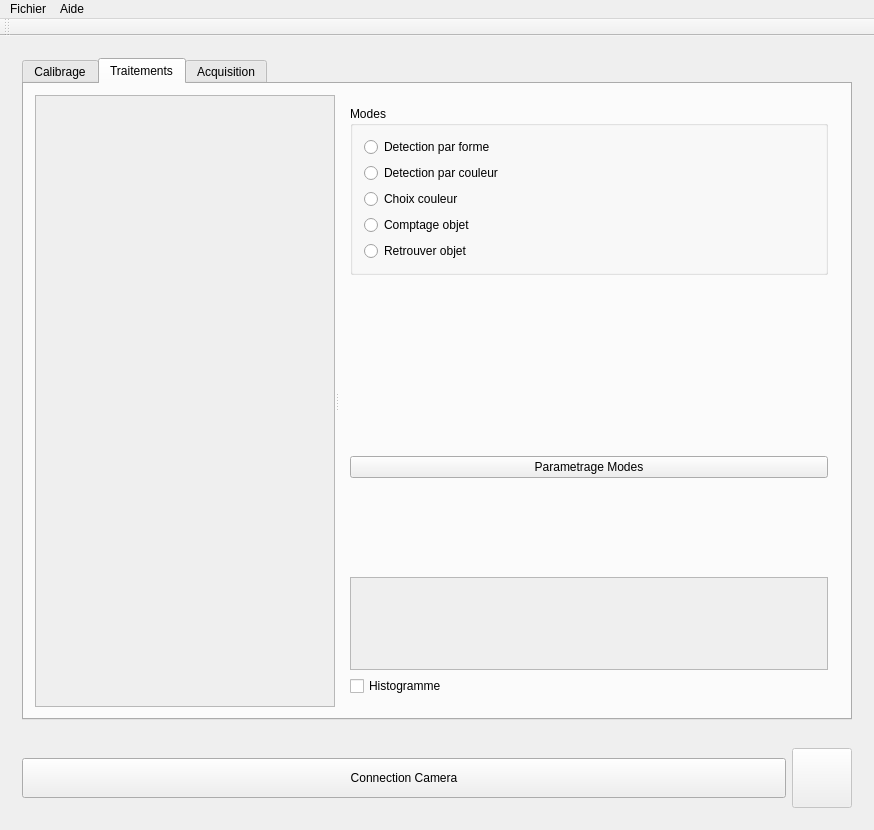
Qt form ProcessIm/mainwindow.ui (MartinSamouiller/ProjetVision) before a commit.
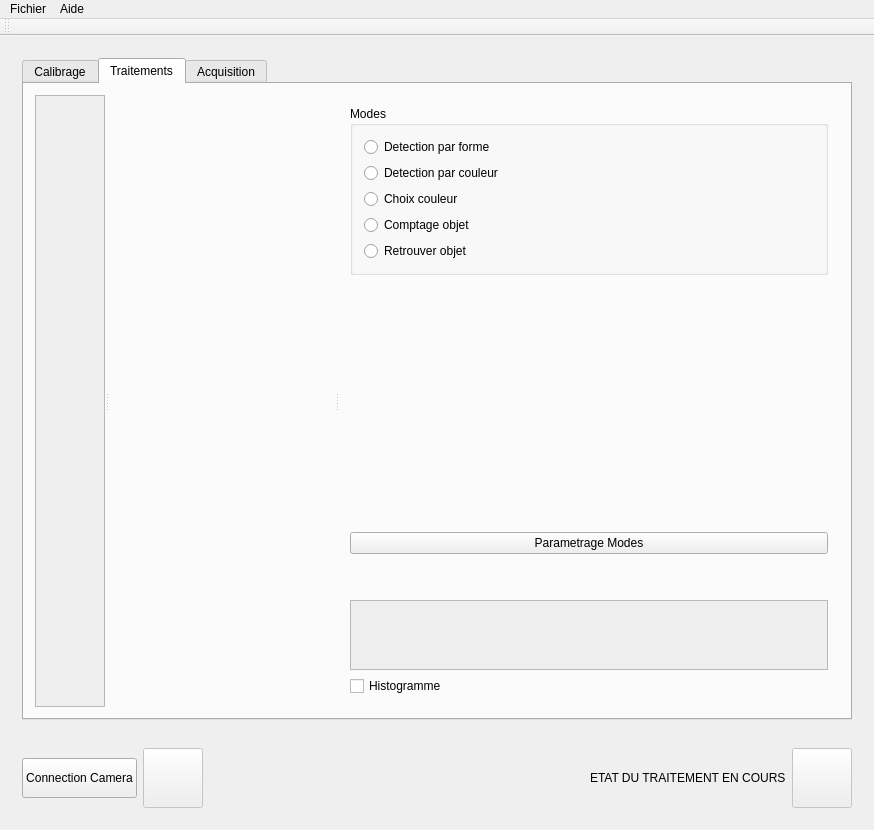
The same form after that commit.

```diff
--- a/ProcessIm/mainwindow.ui
+++ b/ProcessIm/mainwindow.ui
@@ -355,12 +355,15 @@
                 <rect>
                  <x>0</x>
                  <y>0</y>
-                 <width>307</width>
+                 <width>99</width>
                  <height>631</height>
                 </rect>
                </property>
               </widget>
              </widget>
+             <widget class="QWidget" name="horizontalLayoutWidget">
+              <layout class="QHBoxLayout" name="layout_res"/>
+             </widget>
              <widget class="QWidget" name="widget_2" native="true">
               <property name="maximumSize">
                <size>
@@ -437,11 +440,17 @@
                    </widget>
                   </item>
                   <item>
-                   <widget class="QLabel" name="label_nbObjet">
-                    <property name="text">
-                     <string/>
+                   <spacer name="verticalSpacer_6">
+                    <property name="orientation">
+                     <enum>Qt::Vertical</enum>
                     </property>
-                   </widget>
+                    <property name="sizeHint" stdset="0">
+                     <size>
+                      <width>20</width>
+                      <height>40</height>
+                     </size>
+                    </property>
+                   </spacer>
                   </item>
                   <item>
                    <widget class="QLabel" name="label_XY">
@@ -450,6 +459,46 @@
                     </property>
                    </widget>
                   </item>
+                  <item>
+                   <spacer name="verticalSpacer_7">
+                    <property name="orientation">
+                     <enum>Qt::Vertical</enum>
+                    </property>
+                    <property name="sizeHint" stdset="0">
+                     <size>
+                      <width>20</width>
+                      <height>40</height>
+                     </size>
+                    </property>
+                   </spacer>
+                  </item>
+                  <item>
+                   <widget class="QLabel" name="label_Label">
+                    <property name="text">
+                     <string/>
+                    </property>
+                   </widget>
+                  </item>
+                  <item>
+                   <spacer name="verticalSpacer_8">
+                    <property name="orientation">
+                     <enum>Qt::Vertical</enum>
+                    </property>
+                    <property name="sizeHint" stdset="0">
+                     <size>
+                      <width>20</width>
+                      <height>40</height>
+                     </size>
+                    </property>
+                   </spacer>
+                  </item>
+                  <item>
+                   <widget class="QLabel" name="label_nbObjet">
+                    <property name="text">
+                     <string/>
+                    </property>
+                   </widget>
+                  </item>
                  </layout>
                 </widget>
                </item>
@@ -484,7 +533,7 @@
                     <x>0</x>
                     <y>0</y>
                     <width>480</width>
-                    <height>107</height>
+                    <height>69</height>
                    </rect>
                   </property>
                  </widget>
@@ -637,6 +686,48 @@
          </property>
         </widget>
        </item>
+       <item>
+        <spacer name="horizontalSpacer">
+         <property name="orientation">
+          <enum>Qt::Horizontal</enum>
+         </property>
+         <property name="sizeHint" stdset="0">
+          <size>
+           <width>40</width>
+           <height>20</height>
+          </size>
+         </property>
+        </spacer>
+       </item>
+       <item>
+        <widget class="QLabel" name="label_13">
+         <property name="text">
+          <string>ETAT DU TRAITEMENT EN COURS</string>
+         </property>
+        </widget>
+       </item>
+       <item>
+        <widget class="QPushButton" name="pushButton_LED_EtatTraite">
+         <property name="enabled">
+          <bool>false</bool>
+         </property>
+         <property name="minimumSize">
+          <size>
+           <width>60</width>
+           <height>60</height>
+          </size>
+         </property>
+         <property name="maximumSize">
+          <size>
+           <width>60</width>
+           <height>60</height>
+          </size>
+         </property>
+         <property name="text">
+          <string/>
+         </property>
+        </widget>
+       </item>
       </layout>
      </widget>
     </item>
```
Left out of the diff: 316 changed lines with no effect on the pictures.
